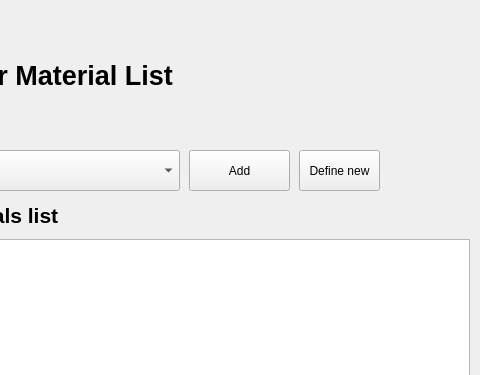
kotekpsotek/2by2, file ui/definematerials.ui: the form before one commit; both pictures show x 141 to 621 and y 0 to 375 of the 621 by 656 pixel window.
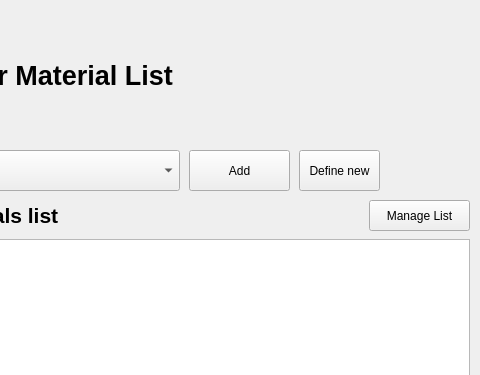
The form after the commit. Icons and pictures are not drawn.

```diff
--- a/ui/definematerials.ui
+++ b/ui/definematerials.ui
@@ -182,6 +182,19 @@
      </item>
     </layout>
    </widget>
+   <widget class="QPushButton" name="pushButton">
+    <property name="geometry">
+     <rect>
+      <x>510</x>
+      <y>200</y>
+      <width>101</width>
+      <height>31</height>
+     </rect>
+    </property>
+    <property name="text">
+     <string>Manage List</string>
+    </property>
+   </widget>
   </widget>
  </widget>
  <resources/>
```
